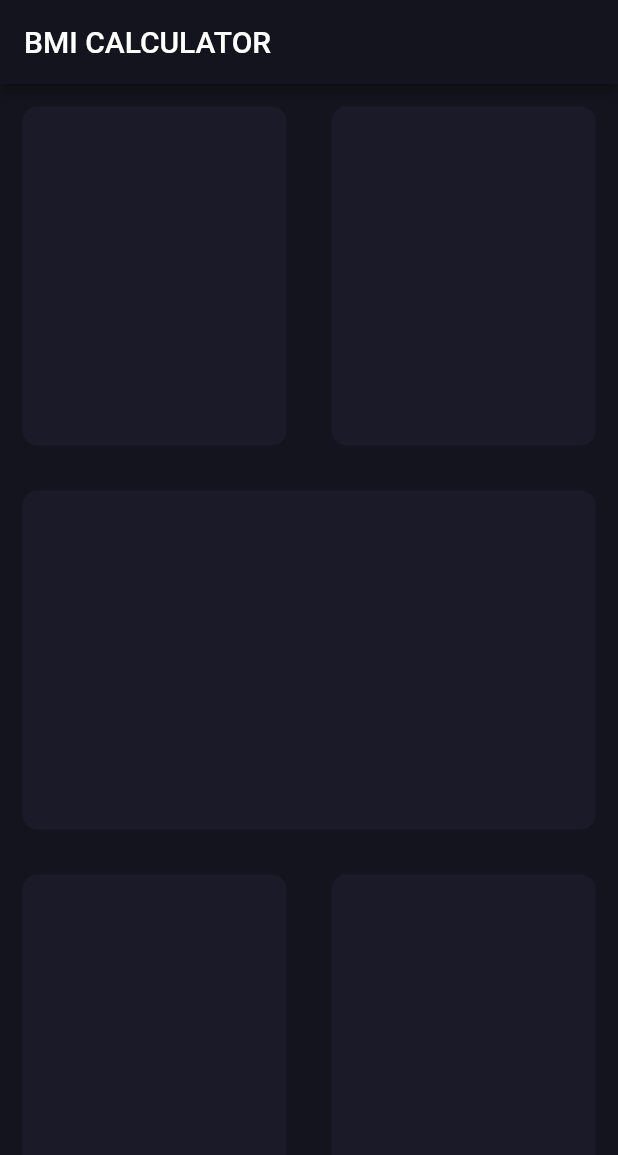
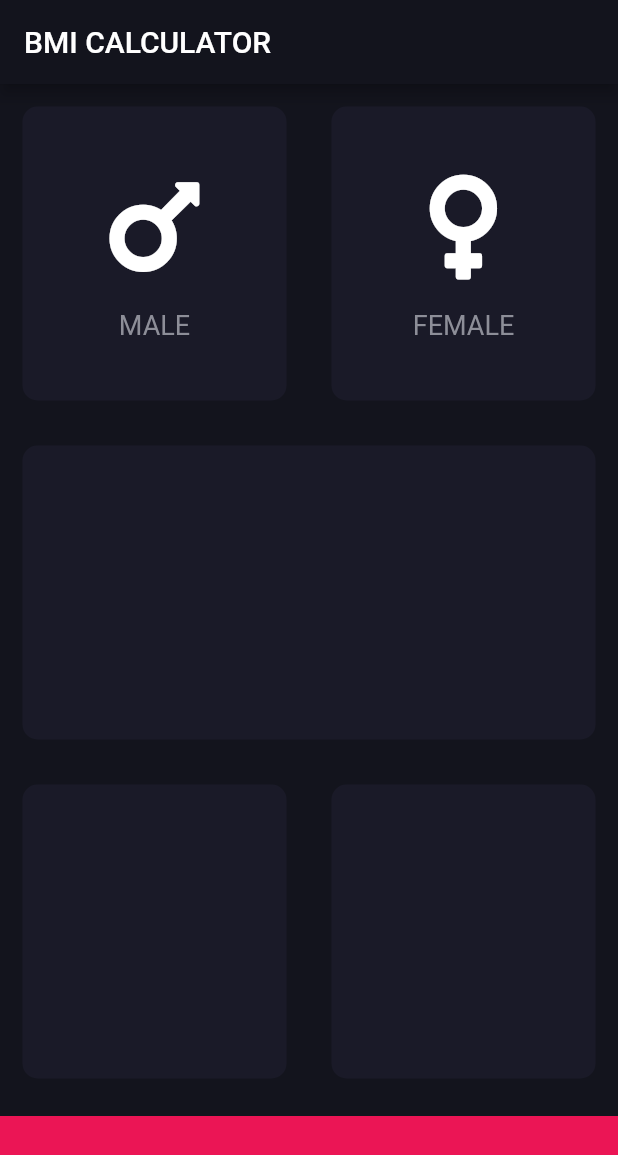
Before and after one commit to AmanGr/BMI-Calculator, a Flutter app: the screen it shows after launch, on a phone screen of 412 x 824 dp. Shown: the top 1155 px of the screen. Run offline on Flutter 3.47's test engine with Material 2 defaults, Android fonts, the phone set to English and light mode, and no system bars; our stand-ins replace font_awesome_flutter.

Commit message:
some change have been made

```diff
--- /dev/null
+++ b/lib/icon_content.dart
@@ -0,0 +1,31 @@
+import 'package:flutter/material.dart';
+
+class IconContent extends StatelessWidget {
+
+  IconContent({required this.icon, required this.label});
+
+  final IconData icon;
+  final String label;
+
+  @override
+  Widget build(BuildContext context) {
+    return Column(
+      mainAxisAlignment: MainAxisAlignment.center,
+      children: [
+        Icon(
+          icon,
+          size: 80.0,
+        ),
+        SizedBox(
+          height: 15.0,
+        ),
+        Text(
+          label,
+          style: TextStyle(
+            fontSize: 18.0, color: Color(0XFF8D8E98),
+          ),
+        )
+      ],
+    );
+  }
+}
--- a/lib/input_page.dart
+++ b/lib/input_page.dart
@@ -1,4 +1,11 @@
 import 'package:flutter/material.dart';
+import 'package:font_awesome_flutter/font_awesome_flutter.dart';
+import 'icon_content.dart';
+import 'reusable_card.dart';
+
+const bottomContainerHeight = 80.0;
+const activeCardColor = Color(0xff1A1A28);
+const bottomContainerColor = Color(0XFFEB1555);
 
 class InputPage extends StatefulWidget {
   @override
@@ -17,45 +24,48 @@ class _InputPageState extends State<InputPage> {
                 child: Row(
               children: [
                 Expanded(
-                  child: ReusableCard(),
+                  child: ReusableCard(
+                    colour: activeCardColor,
+                    cardChild: IconContent(
+                      icon: FontAwesomeIcons.mars,
+                      label: 'MALE',
+                    ),
+                  ),
                 ),
                 Expanded(
-                  child: ReusableCard(),
+                  child: ReusableCard(colour: activeCardColor,
+                    cardChild: IconContent(
+                      icon: FontAwesomeIcons.venus,
+                      label: 'FEMALE',
+                    ),
+                  ),
                 ),
               ],
             )),
             Expanded(
-              child: ReusableCard(),
+              child: ReusableCard(colour: activeCardColor,
+              ),
             ),
             Expanded(
                 child: Row(
               children: [
                 Expanded(
-                  child: ReusableCard(),
+                  child: ReusableCard(colour: activeCardColor,
+                  ),
                 ),
                 Expanded(
-                  child: ReusableCard(),
+                  child: ReusableCard(colour: activeCardColor,
+                  ),
                 ),
               ],
             )),
+            Container(
+              color: bottomContainerColor,
+              margin: EdgeInsets.only(top: 10.0),
+              width: double.infinity,
+              height: bottomContainerHeight,
+            ),
           ],
         ));
   }
 }
-
-class ReusableCard extends StatelessWidget {
-  const ReusableCard({
-    Key? key,
-  }) : super(key: key);
-
-  @override
-  Widget build(BuildContext context) {
-    return Container(
-      margin: EdgeInsets.all(15.0),
-      decoration: BoxDecoration(
-        color: Color(0xff1A1A28),
-        borderRadius: BorderRadius.circular(10.0),
-      ),
-    );
-  }
-}
--- /dev/null
+++ b/lib/reusable_card.dart
@@ -0,0 +1,21 @@
+import 'package:flutter/material.dart';
+
+class ReusableCard extends StatelessWidget {
+
+  ReusableCard({required this.colour, this.cardChild});
+
+  final Color colour;
+  final Widget cardChild;
+
+  @override
+  Widget build(BuildContext context) {
+    return Container(
+      child: cardChild,
+      margin: EdgeInsets.all(15.0),
+      decoration: BoxDecoration(
+        color: colour,
+        borderRadius: BorderRadius.circular(10.0),
+      ),
+    );
+  }
+}
--- a/pubspec.yaml
+++ b/pubspec.yaml
@@ -28,6 +28,7 @@ dependencies:
   # The following adds the Cupertino Icons font to your application.
   # Use with the CupertinoIcons class for iOS style icons.
   cupertino_icons: ^1.0.2
+  font_awesome_flutter: ^9.1.0
 
 dev_dependencies:
   flutter_test:
```
Also changed, not shown: pubspec.lock.
